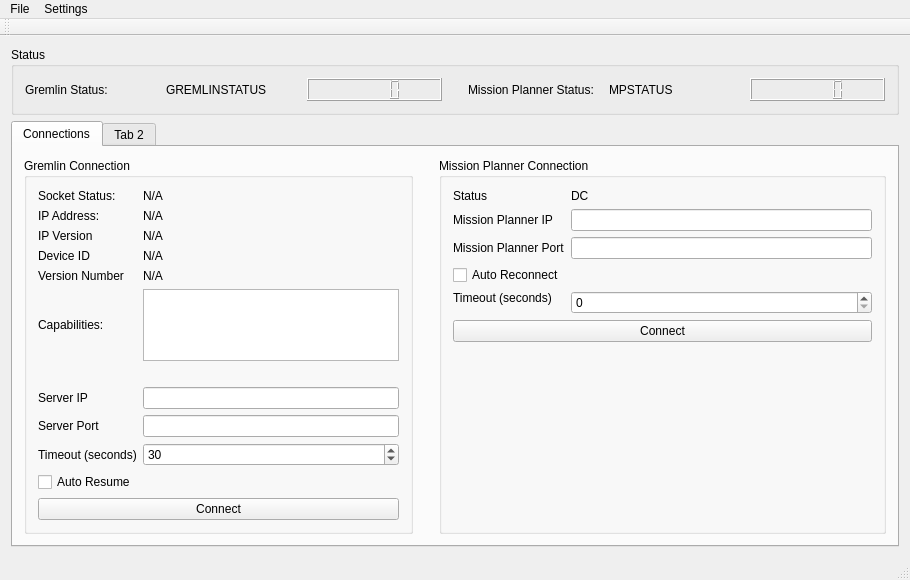
Rainerino/GCOM, file gcomcontroller.ui: the form before one commit.
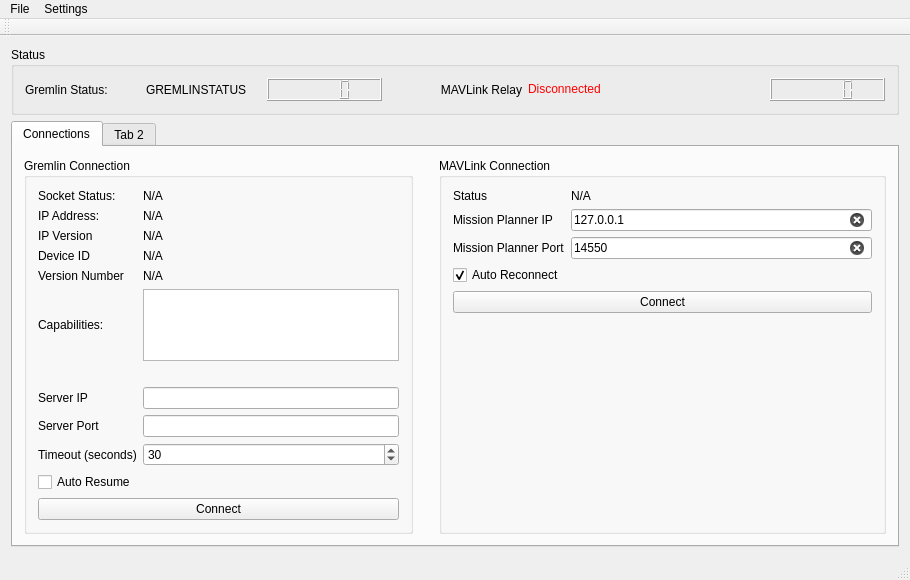
The form after the commit. The open tabs and pages were chosen to show the change.

Commit message: Added MAVlinkRelay to the controller

```diff
--- a/gcomcontroller.ui
+++ b/gcomcontroller.ui
@@ -7,7 +7,7 @@
     <x>0</x>
     <y>0</y>
     <width>910</width>
-    <height>525</height>
+    <height>533</height>
    </rect>
   </property>
   <property name="windowTitle">
@@ -28,16 +28,9 @@
         <item row="0" column="2">
          <widget class="QGroupBox" name="missionPlannerConnectionGroup">
           <property name="title">
-           <string>Mission Planner Connection</string>
+           <string>MAVLink Connection</string>
           </property>
           <layout class="QGridLayout" name="gridLayout">
-           <item row="3" column="0">
-            <widget class="QCheckBox" name="missionPlannerAutoReconnect">
-             <property name="text">
-              <string>Auto Reconnect</string>
-             </property>
-            </widget>
-           </item>
            <item row="6" column="0">
             <spacer name="verticalSpacer_3">
              <property name="orientation">
@@ -51,26 +44,6 @@
              </property>
             </spacer>
            </item>
-           <item row="2" column="0">
-            <widget class="QLabel" name="missionPlannerPortLabel">
-             <property name="text">
-              <string>Mission Planner Port</string>
-             </property>
-            </widget>
-           </item>
-           <item row="4" column="1">
-            <widget class="QSpinBox" name="missionPlannerTimeoutField"/>
-           </item>
-           <item row="1" column="0">
-            <widget class="QLabel" name="missionPlannerIPLabel">
-             <property name="text">
-              <string>Mission Planner IP</string>
-             </property>
-            </widget>
-           </item>
-           <item row="1" column="1">
-            <widget class="QLineEdit" name="missionPlannerIPField"/>
-           </item>
            <item row="5" column="0" colspan="2">
             <widget class="QPushButton" name="missionPlannerConnectionButton">
              <property name="text">
@@ -78,15 +51,65 @@
              </property>
             </widget>
            </item>
-           <item row="4" column="0" alignment="Qt::AlignTop">
-            <widget class="QLabel" name="missionPlannerTimeoutLabel">
+           <item row="0" column="1">
+            <widget class="QLabel" name="mavlinkConnectionStatusField">
              <property name="text">
-              <string>Timeout (seconds)</string>
+              <string>N/A</string>
+             </property>
+            </widget>
+           </item>
+           <item row="2" column="0">
+            <widget class="QLabel" name="mavlinkIPLabel">
+             <property name="text">
+              <string>Mission Planner IP</string>
+             </property>
+            </widget>
+           </item>
+           <item row="4" column="0">
+            <widget class="QCheckBox" name="mavlinkAutoReconnect">
+             <property name="text">
+              <string>Auto Reconnect</string>
+             </property>
+             <property name="checked">
+              <bool>true</bool>
+             </property>
+             <property name="tristate">
+              <bool>false</bool>
+             </property>
+            </widget>
+           </item>
+           <item row="3" column="0">
+            <widget class="QLabel" name="mavlinkPortLabel">
+             <property name="text">
+              <string>Mission Planner Port</string>
+             </property>
+            </widget>
+           </item>
+           <item row="3" column="1">
+            <widget class="QLineEdit" name="mavlinkPortField">
+             <property name="text">
+              <string>14550</string>
+             </property>
+             <property name="clearButtonEnabled">
+              <bool>true</bool>
              </property>
             </widget>
            </item>
            <item row="2" column="1">
-            <widget class="QLineEdit" name="missionPlannerPortField"/>
+            <widget class="QLineEdit" name="mavlinkIPField">
+             <property name="text">
+              <string>127.0.0.1</string>
+             </property>
+             <property name="dragEnabled">
+              <bool>false</bool>
+             </property>
+             <property name="readOnly">
+              <bool>false</bool>
+             </property>
+             <property name="clearButtonEnabled">
+              <bool>true</bool>
+             </property>
+            </widget>
            </item>
            <item row="0" column="0">
             <widget class="QLabel" name="missionPlannerStatusLabel_2">
@@ -95,13 +118,6 @@
              </property>
             </widget>
            </item>
-           <item row="0" column="1">
-            <widget class="QLabel" name="missionPlannerStatusField_2">
-             <property name="text">
-              <string>DC</string>
-             </property>
-            </widget>
-           </item>
           </layout>
          </widget>
         </item>
@@ -322,19 +338,29 @@
        <item>
         <widget class="QLabel" name="missionPlannerStatusLabel">
          <property name="text">
-          <string>Mission Planner Status:</string>
+          <string>MAVLink Relay</string>
          </property>
+         <property name="alignment">
+          <set>Qt::AlignRight|Qt::AlignTrailing|Qt::AlignVCenter</set>
+         </property>
         </widget>
        </item>
        <item>
         <widget class="QLabel" name="missionPlannerStatusField">
          <property name="text">
-          <string>MPSTATUS</string>
+          <string>&lt;html&gt;&lt;head/&gt;&lt;body&gt;&lt;p&gt;&lt;span style=&quot; color:#ff0000;&quot;&gt;Disconnected&lt;/span&gt;&lt;/p&gt;&lt;/body&gt;&lt;/html&gt;</string>
          </property>
         </widget>
        </item>
        <item>
-        <widget class="QLCDNumber" name="missionPlannerConnectionTime"/>
+        <widget class="QLabel" name="mavlinkStatusMovie">
+         <property name="text">
+          <string/>
+         </property>
+        </widget>
+       </item>
+       <item>
+        <widget class="QLCDNumber" name="mavlinkConnectionTime"/>
        </item>
       </layout>
      </widget>
```
Left out of the diff: 10 changed lines with no effect on the pictures. The commit also changes 10 other files.
